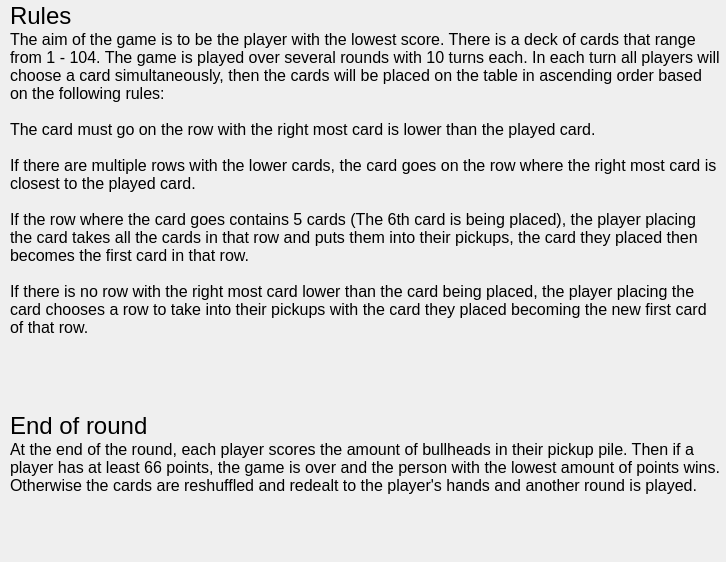
Before: the Qt Designer form rulesWin.ui in sqrtxander/6nimmt, drawn with Qt 5.
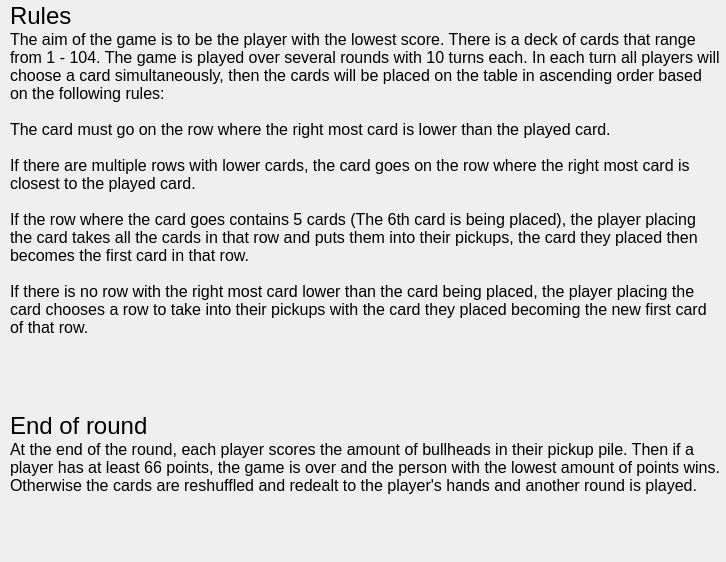
After: the same form once the commit is applied.

```diff
--- a/rulesWin.ui
+++ b/rulesWin.ui
@@ -48,9 +48,9 @@
    <property name="text">
     <string>The aim of the game is to be the player with the lowest score. There is a deck of cards that range from 1 - 104. The game is played over several rounds with 10 turns each. In each turn all players will choose a card simultaneously, then the cards will be placed on the table in ascending order based on the following rules:
 
-The card must go on the row with the right most card is lower than the played card.
+The card must go on the row where the right most card is lower than the played card.
 
-If there are multiple rows with the lower cards, the card goes on the row where the right most card is closest to the played card.
+If there are multiple rows with lower cards, the card goes on the row where the right most card is closest to the played card.
 
 If the row where the card goes contains 5 cards (The 6th card is being placed), the player placing the card takes all the cards in that row and puts them into their pickups, the card they placed then becomes the first card in that row.
 
```
